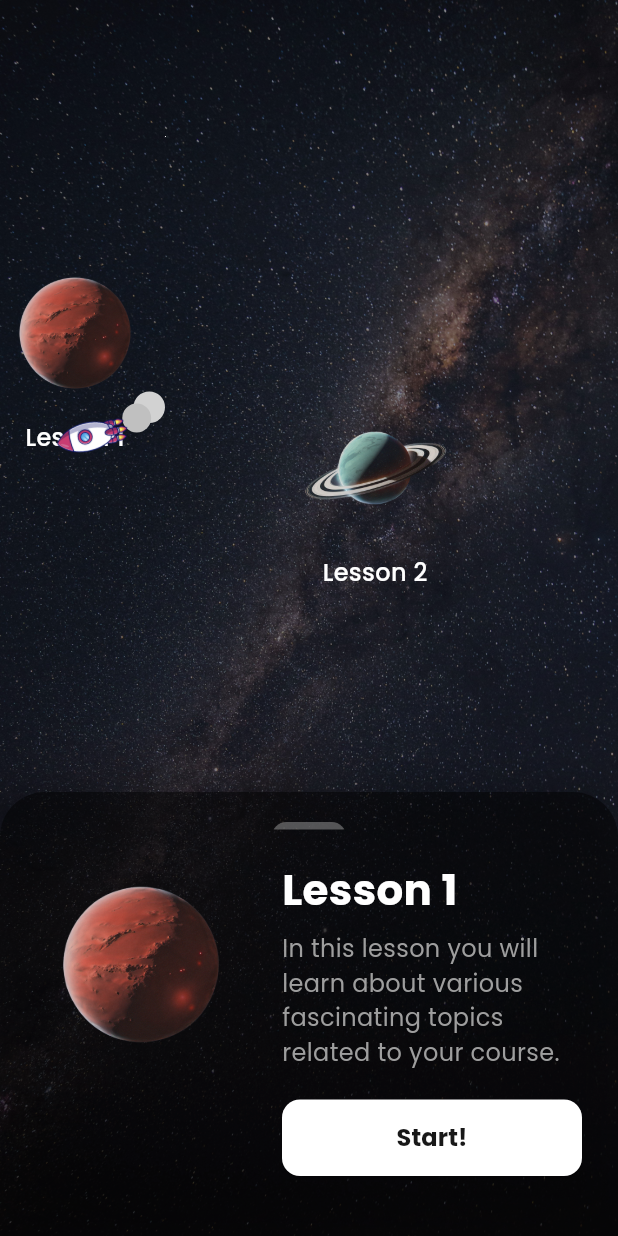
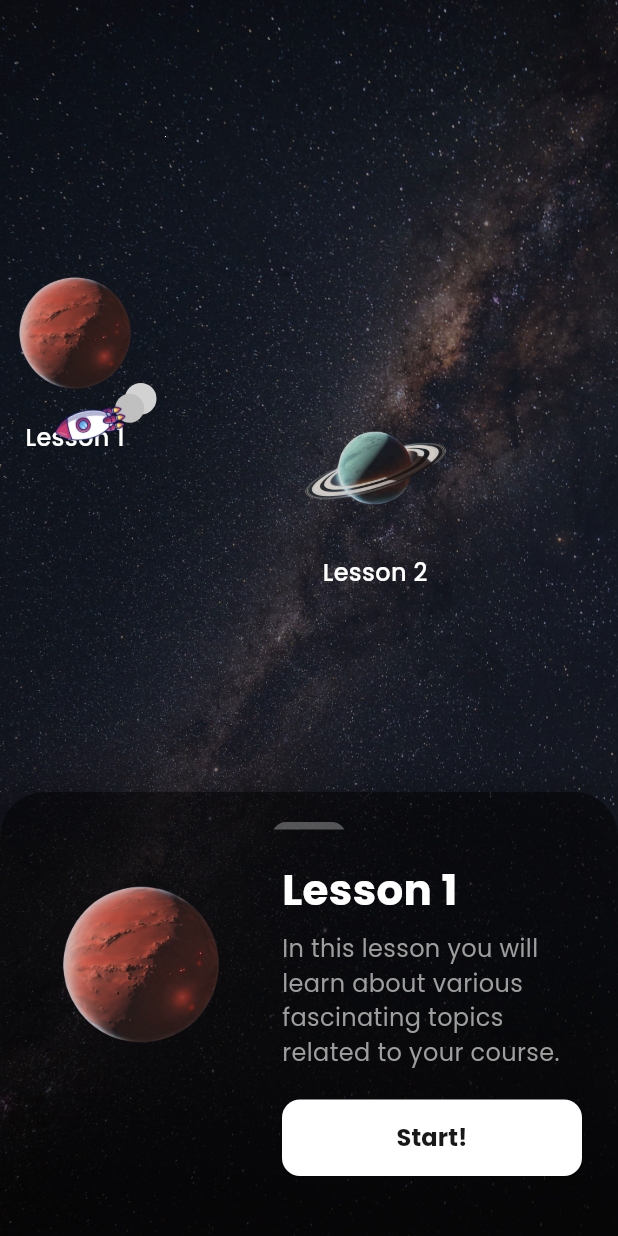
Before and after one commit to luisghdez/lumi_learn, a Flutter app: the CourseOverviewScreen screen opened directly, after a tap on an icon or button, on a phone screen of 412 x 824 dp. Run offline on Flutter 3.47's test engine with Material 3 defaults, Android fonts, the phone set to English and light mode, and no system bars; our stand-ins replace get, google_fonts.

Commit message:
simple rocket animaton update

```diff
--- a/lib/screens/courses/course_overview_screen.dart
+++ b/lib/screens/courses/course_overview_screen.dart
@@ -118,7 +118,7 @@ class _CourseOverviewScreenState extends State<CourseOverviewScreen> {
                       Positioned.fill(
                         child: RocketAnimation(
                           planetCenter: _planetCenters[_selectedLessonIndex!],
-                          planetRadius: 20.0, // half of 100.0
+                          planetRadius: 12.0, // adjust radius
                           isActive: _isPanelVisible,
                         ),
                       ),
--- a/lib/widgets/rocket_animation.dart
+++ b/lib/widgets/rocket_animation.dart
@@ -2,8 +2,6 @@ import 'dart:math';
 import 'package:flutter/material.dart';
 
 class RocketAnimation extends StatefulWidget {
-  /// The center of the selected planet, in the local coordinates
-  /// of the scrollable Stack where it will be rendered.
   final Offset planetCenter;
   final double planetRadius;
   final bool isActive;
@@ -23,43 +21,32 @@ class _RocketAnimationState extends State<RocketAnimation>
     with SingleTickerProviderStateMixin {
   late AnimationController _controller;
   late Animation<double> _rotation;
-
-  /// Each puff stores:
-  ///  - position: where it spawned
-  ///  - birthTime: in 0..1, when it was spawned within the controller cycle
   final List<_SmokePuff> _smokePuffs = [];
 
   @override
   void initState() {
     super.initState();
-    // The controller goes from 0..1 in 4 seconds, repeating infinitely.
     _controller = AnimationController(
       vsync: this,
       duration: const Duration(seconds: 4),
-    )..repeat(); // continuously spin
+    )..repeat();
 
     _rotation = Tween<double>(begin: 0, end: 2 * pi).animate(_controller);
 
     _controller.addListener(() {
-      // Only spawn smoke if the rocket is active
       if (!widget.isActive) return;
 
-      final currentValue = _controller.value; // 0..1
-
-      // Condition to spawn new puff, e.g. every ~0.03 of the cycle
-      // This is just a trick: (value % 0.03 < 0.01) means roughly every 3% of the cycle
+      final currentValue = _controller.value;
       if (currentValue % 0.03 < 0.01) {
-        _addSmokePuff(currentValue);
+        _addSmokePuff();
       }
-
-      _updateSmokePuffs(currentValue);
+      _updateSmokePuffs();
     });
   }
 
   @override
   void didUpdateWidget(covariant RocketAnimation oldWidget) {
     super.didUpdateWidget(oldWidget);
-    // Start or stop the animation if isActive changed
     if (widget.isActive && !_controller.isAnimating) {
       _controller.repeat();
     } else if (!widget.isActive && _controller.isAnimating) {
@@ -74,72 +61,38 @@ class _RocketAnimationState extends State<RocketAnimation>
     super.dispose();
   }
 
-  /// Spawns a new puff at the rocket's position
-  void _addSmokePuff(double currentValue) {
-    // Calculate rocket's position (where we place the puff)
+  void _addSmokePuff() {
     final angle = _rotation.value;
     final orbitRadius = widget.planetRadius + 50;
     final rocketOffset = Offset(
       widget.planetCenter.dx + orbitRadius * cos(angle),
       widget.planetCenter.dy + orbitRadius * sin(angle),
     );
-
-    _smokePuffs.add(_SmokePuff(
-      position: rocketOffset,
-      birthTime: currentValue, // 0..1
-    ));
+    _smokePuffs.add(_SmokePuff(position: rocketOffset));
   }
 
-  /// Remove puffs older than 1 cycle, otherwise animate them
-  void _updateSmokePuffs(double currentValue) {
-    _smokePuffs.removeWhere((puff) {
-      var localT = currentValue - puff.birthTime;
-      // if negative, wrap around
-      if (localT < 0) localT += 1.0;
-      return localT > 1.0; // if older than 1 cycle, remove
-    });
+  void _updateSmokePuffs() {
+    final now = DateTime.now();
+    _smokePuffs.removeWhere(
+        (puff) => now.difference(puff.creationTime).inSeconds >= 4);
   }
 
-  /// Our keyframe logic for each puff, given 0..1 localT
-  /// (similar to your SASS: 0%->10%->60%->100%)
   double _scaleFor(double t) {
-    // 0..0.1 => scale 1..1.5
-    if (t < 0.1) {
-      final ratio = t / 0.1; // 0..1
-      return 1.0 + 0.5 * ratio; // 1..1.5
-    }
-    // 0.1..1 => scale 1.5..0.4
-    final ratio = (t - 0.1) / 0.9; // 0..1
-    return 1.5 - 1.1 * ratio; // 1.5->0.4
+    if (t < 0.1) return 1.0 + 0.5 * (t / 0.1);
+    return 1.5 - 1.1 * ((t - 0.1) / 0.9);
   }
 
   double _opacityFor(double t) {
-    // 0..0.6 => opacity = 1
-    if (t < 0.6) {
-      return 1.0;
-    }
-    // 0.6..1 => fade out to 0
-    final ratio = (t - 0.6) / 0.4; // 0..1
-    return 1.0 - ratio; // 1->0
+    return t < 0.6 ? 1.0 : 1.0 - ((t - 0.6) / 0.4);
   }
 
-  /// If you want color transitions:
-  /// (like startColor=darkBlue => midColor=lightBlue => endColor=grey)
   Color _colorFor(double t) {
-    // For simplicity, here's a 2-step approach:
-    // 0..0.1 => darkBlue->lightBlue
-    // 0.1..1 => lightBlue->grey
-    const startColor = Color.fromARGB(255, 138, 138, 138); // dark-ish blue
-    const midColor = Color.fromARGB(255, 210, 210, 210); // your #3498db
-    const endColor = Color.fromARGB(44, 158, 158, 158);
-
-    if (t < 0.1) {
-      final ratio = t / 0.1;
-      return Color.lerp(startColor, midColor, ratio) ?? startColor;
-    } else {
-      final ratio = (t - 0.1) / 0.9;
-      return Color.lerp(midColor, endColor, ratio) ?? endColor;
-    }
+    const startColor = Color(0xFF8A8A8A);
+    const midColor = Color(0xFFD2D2D2);
+    const endColor = Color(0x669E9E9E);
+    return t < 0.1
+        ? Color.lerp(startColor, midColor, t / 0.1)!
+        : Color.lerp(midColor, endColor, (t - 0.1) / 0.9)!;
   }
 
   @override
@@ -148,8 +101,7 @@ class _RocketAnimationState extends State<RocketAnimation>
 
     return AnimatedBuilder(
       animation: _rotation,
-      builder: (context, child) {
-        // Calculate rocket position
+      builder: (context, _) {
         final angle = _rotation.value;
         final orbitRadius = widget.planetRadius + 50;
         final rocketX = widget.planetCenter.dx + orbitRadius * cos(angle);
@@ -157,15 +109,19 @@ class _RocketAnimationState extends State<RocketAnimation>
 
         return Stack(
           children: [
-            // 1) All the puffs so far
-            for (var puff in _smokePuffs) _buildSmokePuff(puff),
-
-            // 2) The rocket itself
+            CustomPaint(
+              painter: _SmokePuffPainter(
+                puffs: _smokePuffs,
+                scaleFor: _scaleFor,
+                opacityFor: _opacityFor,
+                colorFor: _colorFor,
+              ),
+            ),
             Positioned(
               left: rocketX - 25,
               top: rocketY - 25,
               child: Transform.rotate(
-                angle: angle + pi / 2, // keep rocket horizontally oriented
+                angle: angle + pi / 2,
                 child: Image.asset(
                   'assets/astronaut/rocket.png',
                   width: 50,
@@ -178,40 +134,49 @@ class _RocketAnimationState extends State<RocketAnimation>
       },
     );
   }
-
-  Widget _buildSmokePuff(_SmokePuff puff) {
-    // localT = how far along from birthTime..(birthTime+1) in 0..1
-    double localT = _controller.value - puff.birthTime;
-    if (localT < 0) localT += 1.0; // handle wrap
-
-    final s = _scaleFor(localT);
-    final a = _opacityFor(localT);
-    final c = _colorFor(localT);
-    final size = 14.0; // base puff size
-
-    return Positioned(
-      left: puff.position.dx - (size / 2),
-      top: puff.position.dy - (size / 2),
-      child: Transform.scale(
-        scale: s,
-        child: Opacity(
-          opacity: a,
-          child: Container(
-            width: size,
-            height: size,
-            decoration: BoxDecoration(
-              color: c,
-              shape: BoxShape.circle,
-            ),
-          ),
-        ),
-      ),
-    );
-  }
 }
 
 class _SmokePuff {
   final Offset position;
-  final double birthTime; // in 0..1
-  _SmokePuff({required this.position, required this.birthTime});
+  final DateTime creationTime = DateTime.now();
+
+  _SmokePuff({required this.position});
 }
+
+class _SmokePuffPainter extends CustomPainter {
+  final List<_SmokePuff> puffs;
+  final double Function(double) scaleFor;
+  final double Function(double) opacityFor;
+  final Color Function(double) colorFor;
+
+  _SmokePuffPainter({
+    required this.puffs,
+    required this.scaleFor,
+    required this.opacityFor,
+    required this.colorFor,
+  });
+
+  @override
+  void paint(Canvas canvas, Size size) {
+    final now = DateTime.now();
+    final paint = Paint()..style = PaintingStyle.fill;
+
+    for (final puff in puffs) {
+      final age = now.difference(puff.creationTime).inMilliseconds / 4000.0;
+      if (age > 1.0) continue;
+
+      final scale = scaleFor(age);
+      final opacity = opacityFor(age);
+      final color = colorFor(age).withOpacity(opacity);
+      final radius = 7.0 * scale;
+
+      paint.color = color;
+      canvas.drawCircle(puff.position, radius, paint);
+    }
+  }
+
+  @override
+  bool shouldRepaint(_SmokePuffPainter oldDelegate) {
+    return oldDelegate.puffs.length != puffs.length;
+  }
+}
```
